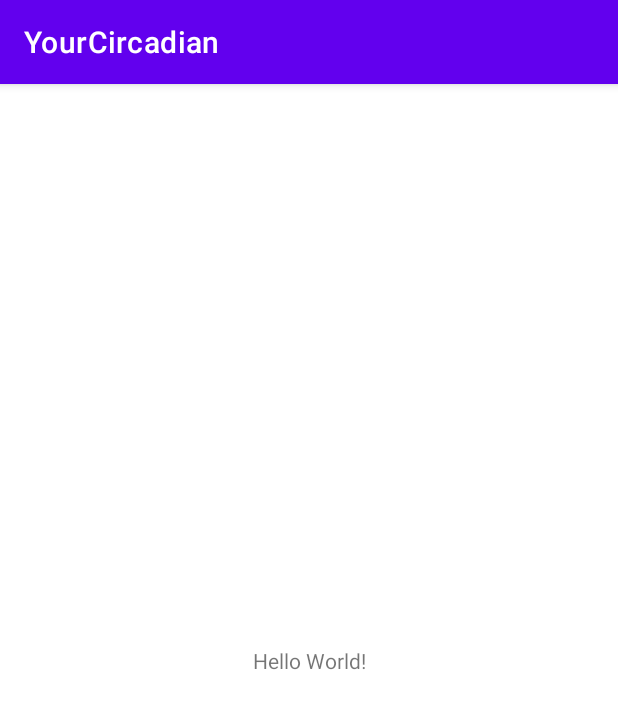
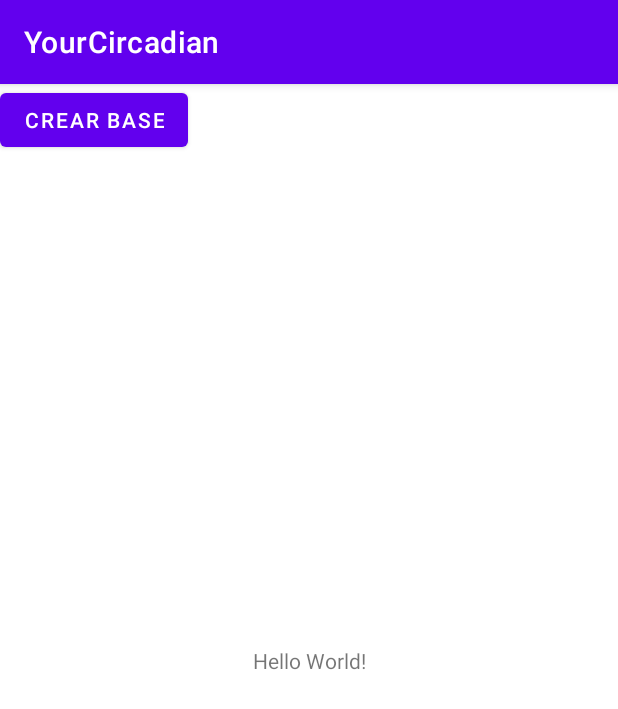
Before and after one commit to Carlos-gitjub/YourCircadian, an Android app: the screen it shows after launch (MainActivity), on a phone screen of 412 x 824 dp. Shown: the top 709 px of the screen. Run offline under Robolectric (Android 15) with nearby library versions, the phone set to English and light mode, and no system bars.

Commit message:
Database SQLite Creada

```diff
--- a/app/src/main/java/com/example/yourcircadian/MainActivity.java
+++ b/app/src/main/java/com/example/yourcircadian/MainActivity.java
@@ -2,13 +2,37 @@ package com.example.yourcircadian;
 
 import androidx.appcompat.app.AppCompatActivity;
 
+import android.database.sqlite.SQLiteDatabase;
 import android.os.Bundle;
+import android.view.View;
+import android.widget.Button;
+import android.widget.Toast;
+
+import com.example.yourcircadian.db.DbHelper;
 
 public class MainActivity extends AppCompatActivity {
+
+    Button btnCrear;
 
     @Override
     protected void onCreate(Bundle savedInstanceState) {
         super.onCreate(savedInstanceState);
         setContentView(R.layout.activity_main);
+        btnCrear = findViewById(R.id.btnCrear);
+
+        //Acción cuando hacemos click
+        btnCrear.setOnClickListener(new View.OnClickListener() {
+            @Override
+            public void onClick(View view) {
+                DbHelper dbHelper = new DbHelper(MainActivity.this);
+                SQLiteDatabase db = dbHelper.getWritableDatabase();  //para escribir en nuestra DB
+                if(db != null){
+                    Toast.makeText(MainActivity.this, "BASE DE DATOS CREADA", Toast.LENGTH_LONG).show();
+                }else{
+                    Toast.makeText(MainActivity.this, "ERROR AL CREAR BASE DE DATOS", Toast.LENGTH_LONG).show();
+                }
+
+            }
+        });
     }
 }
--- a/app/src/main/res/layout/activity_main.xml
+++ b/app/src/main/res/layout/activity_main.xml
@@ -15,4 +15,12 @@
         app:layout_constraintRight_toRightOf="parent"
         app:layout_constraintTop_toTopOf="parent" />
 
+    <Button
+        android:id="@+id/btnCrear"
+        android:layout_width="wrap_content"
+        android:layout_height="wrap_content"
+        android:text="Crear base"
+        tools:layout_editor_absoluteX="158dp"
+        tools:layout_editor_absoluteY="502dp" />
+
 </androidx.constraintlayout.widget.ConstraintLayout>
```
Also changed, not shown: app/src/main/java/com/example/yourcircadian/db/DbHelper.java (added, +34 -0 lines).
